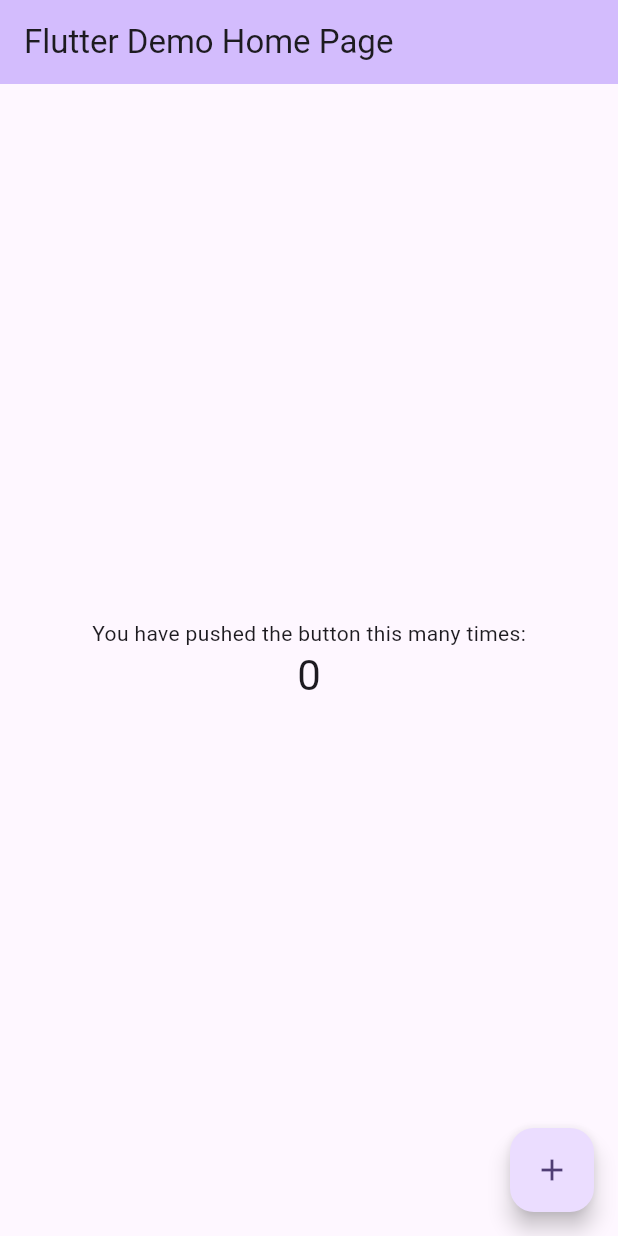
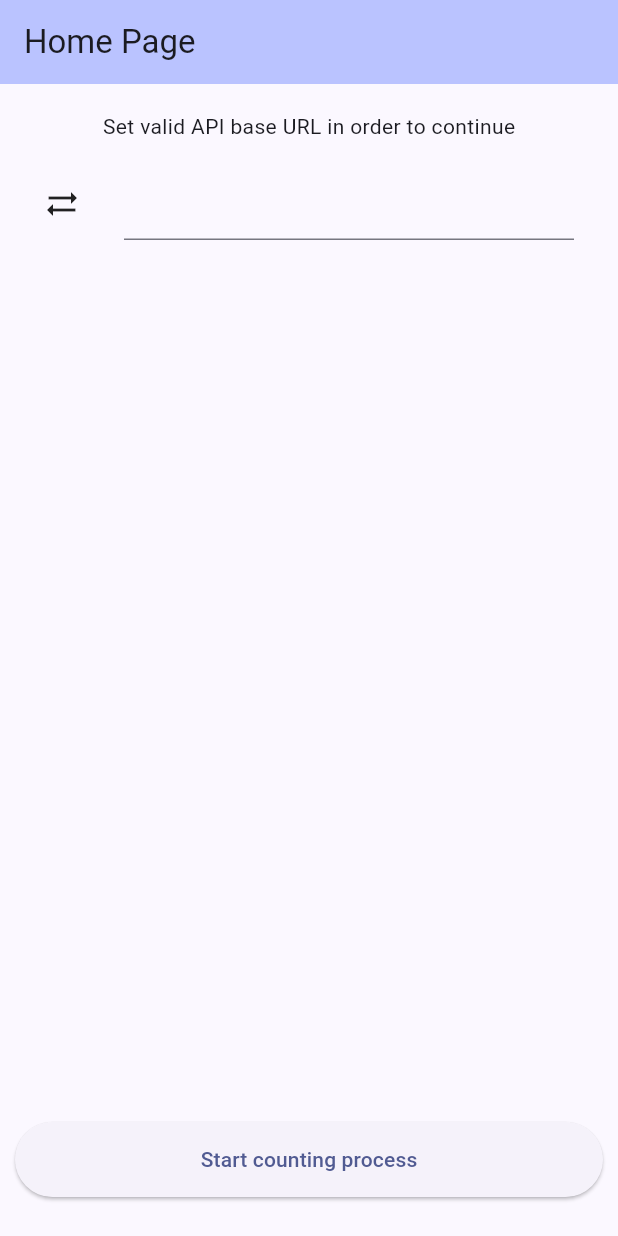
Before and after one commit to Akimskate/test_webspark, a Flutter app: the screen it shows after launch, on a phone screen of 412 x 824 dp. Run offline on Flutter 3.47's test engine with Material 3 defaults, Android fonts, the phone set to English and light mode, and no system bars.

Commit message:
home page completed

```diff
--- /dev/null
+++ b/lib/app.dart
@@ -0,0 +1,18 @@
+import 'package:flutter/material.dart';
+import 'package:test_webspark/home/home.dart';
+
+class MyApp extends StatelessWidget {
+  const MyApp({super.key});
+
+  @override
+  Widget build(BuildContext context) {
+    return MaterialApp(
+      title: 'Webspark test task',
+      theme: ThemeData(
+        colorScheme: ColorScheme.fromSeed(seedColor: Colors.indigo),
+        useMaterial3: true,
+      ),
+      home: const HomePage(),
+    );
+  }
+}
--- /dev/null
+++ b/lib/home/home.dart
@@ -0,0 +1 @@
+export 'view/home_page.dart';
--- /dev/null
+++ b/lib/home/view/home_page.dart
@@ -0,0 +1,46 @@
+import 'package:flutter/material.dart';
+import 'package:flutter/widgets.dart';
+
+class HomePage extends StatelessWidget {
+  const HomePage({
+    super.key,
+  });
+
+  @override
+  Widget build(BuildContext context) {
+    return Scaffold(
+      appBar: AppBar(
+        backgroundColor: Theme.of(context).colorScheme.inversePrimary,
+        title: const Text('Home Page'),
+      ),
+      body: const Column(
+        children: [
+          Padding(
+            padding: EdgeInsets.all(18.0),
+            child: Text(
+              'Set valid API base URL in order to continue',
+            ),
+          ),
+          Row(
+            mainAxisAlignment: MainAxisAlignment.spaceEvenly,
+            children: [
+              Icon(Icons.sync_alt),
+              SizedBox(width: 300, child: TextField()),
+            ],
+          ),
+        ],
+      ),
+      floatingActionButtonLocation: FloatingActionButtonLocation.centerFloat,
+      floatingActionButton: Container(
+        height: 50,
+        margin: const EdgeInsets.all(10),
+        child: ElevatedButton(
+          onPressed: () {},
+          child: const Center(
+            child: Text('Start counting process'),
+          ),
+        ),
+      ),
+    );
+  }
+}
--- a/lib/main.dart
+++ b/lib/main.dart
@@ -1,125 +1,6 @@
 import 'package:flutter/material.dart';
+import 'package:test_webspark/app.dart';
 
 void main() {
   runApp(const MyApp());
 }
-
-class MyApp extends StatelessWidget {
-  const MyApp({super.key});
-
-  // This widget is the root of your application.
-  @override
-  Widget build(BuildContext context) {
-    return MaterialApp(
-      title: 'Flutter Demo',
-      theme: ThemeData(
-        // This is the theme of your application.
-        //
-        // TRY THIS: Try running your application with "flutter run". You'll see
-        // the application has a purple toolbar. Then, without quitting the app,
-        // try changing the seedColor in the colorScheme below to Colors.green
-        // and then invoke "hot reload" (save your changes or press the "hot
-        // reload" button in a Flutter-supported IDE, or press "r" if you used
-        // the command line to start the app).
-        //
-        // Notice that the counter didn't reset back to zero; the application
-        // state is not lost during the reload. To reset the state, use hot
-        // restart instead.
-        //
-        // This works for code too, not just values: Most code changes can be
-        // tested with just a hot reload.
-        colorScheme: ColorScheme.fromSeed(seedColor: Colors.deepPurple),
-        useMaterial3: true,
-      ),
-      home: const MyHomePage(title: 'Flutter Demo Home Page'),
-    );
-  }
-}
-
-class MyHomePage extends StatefulWidget {
-  const MyHomePage({super.key, required this.title});
-
-  // This widget is the home page of your application. It is stateful, meaning
-  // that it has a State object (defined below) that contains fields that affect
-  // how it looks.
-
-  // This class is the configuration for the state. It holds the values (in this
-  // case the title) provided by the parent (in this case the App widget) and
-  // used by the build method of the State. Fields in a Widget subclass are
-  // always marked "final".
-
-  final String title;
-
-  @override
-  State<MyHomePage> createState() => _MyHomePageState();
-}
-
-class _MyHomePageState extends State<MyHomePage> {
-  int _counter = 0;
-
-  void _incrementCounter() {
-    setState(() {
-      // This call to setState tells the Flutter framework that something has
-      // changed in this State, which causes it to rerun the build method below
-      // so that the display can reflect the updated values. If we changed
-      // _counter without calling setState(), then the build method would not be
-      // called again, and so nothing would appear to happen.
-      _counter++;
-    });
-  }
-
-  @override
-  Widget build(BuildContext context) {
-    // This method is rerun every time setState is called, for instance as done
-    // by the _incrementCounter method above.
-    //
-    // The Flutter framework has been optimized to make rerunning build methods
-    // fast, so that you can just rebuild anything that needs updating rather
-    // than having to individually change instances of widgets.
-    return Scaffold(
-      appBar: AppBar(
-        // TRY THIS: Try changing the color here to a specific color (to
-        // Colors.amber, perhaps?) and trigger a hot reload to see the AppBar
-        // change color while the other colors stay the same.
-        backgroundColor: Theme.of(context).colorScheme.inversePrimary,
-        // Here we take the value from the MyHomePage object that was created by
-        // the App.build method, and use it to set our appbar title.
-        title: Text(widget.title),
-      ),
-      body: Center(
-        // Center is a layout widget. It takes a single child and positions it
-        // in the middle of the parent.
-        child: Column(
-          // Column is also a layout widget. It takes a list of children and
-          // arranges them vertically. By default, it sizes itself to fit its
-          // children horizontally, and tries to be as tall as its parent.
-          //
-          // Column has various properties to control how it sizes itself and
-          // how it positions its children. Here we use mainAxisAlignment to
-          // center the children vertically; the main axis here is the vertical
-          // axis because Columns are vertical (the cross axis would be
-          // horizontal).
-          //
-          // TRY THIS: Invoke "debug painting" (choose the "Toggle Debug Paint"
-          // action in the IDE, or press "p" in the console), to see the
-          // wireframe for each widget.
-          mainAxisAlignment: MainAxisAlignment.center,
-          children: <Widget>[
-            const Text(
-              'You have pushed the button this many times:',
-            ),
-            Text(
-              '$_counter',
-              style: Theme.of(context).textTheme.headlineMedium,
-            ),
-          ],
-        ),
-      ),
-      floatingActionButton: FloatingActionButton(
-        onPressed: _incrementCounter,
-        tooltip: 'Increment',
-        child: const Icon(Icons.add),
-      ), // This trailing comma makes auto-formatting nicer for build methods.
-    );
-  }
-}
```
Also changed, not shown: 1 other file.
